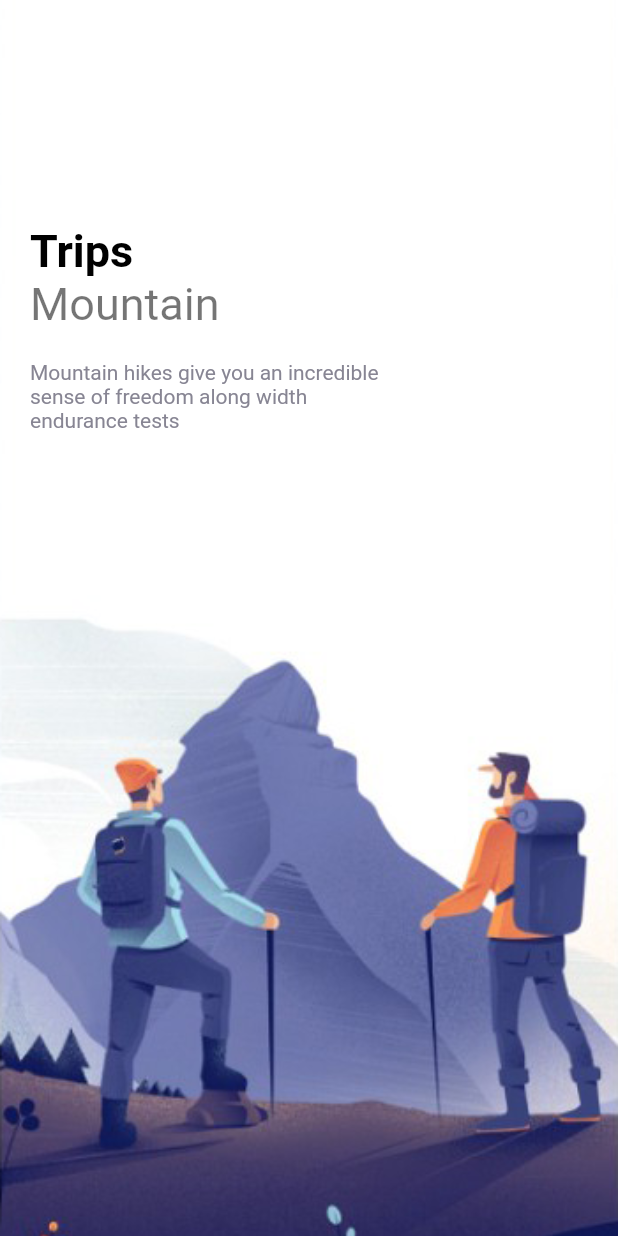
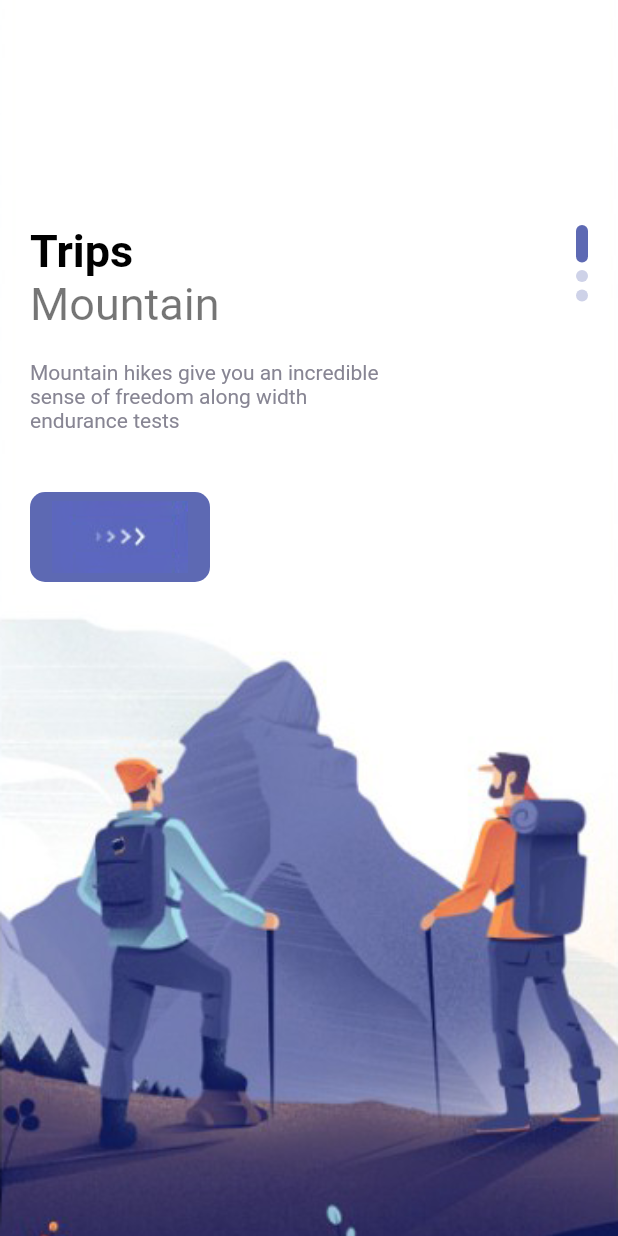
Before and after one commit to dev-Pedrod/Flutter-App, a Flutter app: the screen it shows after launch, on a phone screen of 412 x 824 dp. Run offline on Flutter 3.47's test engine with Material 2 defaults, Android fonts, the phone set to English and light mode, and no system bars.

Commit message:
feat(Pages): Finishing the welcome page

```diff
--- a/lib/pages/welcome_page.dart
+++ b/lib/pages/welcome_page.dart
@@ -1,7 +1,13 @@
+// libs
 import 'package:flutter/material.dart';
+
+// colors
 import 'package:flutter_app/misc/colors.dart';
+
+// widgets
 import 'package:flutter_app/widgets/app_large_text.dart';
 import 'package:flutter_app/widgets/app_text.dart';
+import 'package:flutter_app/widgets/responsive_button.dart';
 
 class WelcomePage extends StatefulWidget {
   const WelcomePage({super.key});
@@ -23,40 +29,60 @@ class _WelcomePageState extends State<WelcomePage> {
       body: PageView.builder(
           scrollDirection: Axis.vertical,
           itemCount: images.length,
-        itemBuilder: (_, index){
+          itemBuilder: (_, index) {
             return Container(
               width: double.maxFinite,
               height: double.maxFinite,
               decoration: BoxDecoration(
                 image: DecorationImage(
-                image: AssetImage(
-                  "img/${images[index]}"
-                ),
-                fit: BoxFit.cover
-              ),
+                    image: AssetImage("img/${images[index]}"),
+                    fit: BoxFit.cover),
               ),
               child: Container(
                 margin: const EdgeInsets.only(top: 150, left: 20, right: 20),
                 child: Row(
+                    mainAxisAlignment: MainAxisAlignment.spaceBetween,
                     children: [
                       Column(
                         crossAxisAlignment: CrossAxisAlignment.start,
                         children: [
                           AppLargeText(text: "Trips"),
-                      AppText(text: "Mountain", size: 30,),
-                      const SizedBox(
-                        height: 20,
+                          AppText(
+                            text: "Mountain",
+                            size: 30,
                           ),
+                          const SizedBox(height: 20),
                           SizedBox(
                             width: 250,
                             child: AppText(
-                          text: "Mountain hikes give you an incredible sense of freedom along width endurance tests",
+                              text:
+                                  "Mountain hikes give you an incredible sense of freedom along width endurance tests",
                               color: AppColors.textColor2,
                               size: 14,
                             ),
+                          ),
+                          const SizedBox(height: 40),
+                          ResponsiveButton(
+                            width: 120,
                           )
                         ],
-                  )]),
+                      ),
+                      Column(
+                        children: List.generate(3, (indexDots) {
+                          return Container(
+                            margin: const EdgeInsets.only(bottom: 5),
+                            width: 8,
+                            height: index == indexDots ? 25 : 8,
+                            decoration: BoxDecoration(
+                              borderRadius: BorderRadius.circular(8),
+                              color: index == indexDots
+                                  ? AppColors.mainColor
+                                  : AppColors.mainColor.withOpacity(0.3),
+                            ),
+                          );
+                        }),
+                      )
+                    ]),
               ),
             );
           }),
--- a/lib/widgets/responsive_button.dart
+++ b/lib/widgets/responsive_button.dart
@@ -1,6 +1,6 @@
+// ignore_for_file: must_be_immutable
+
 import 'package:flutter/cupertino.dart';
-import 'package:flutter/src/widgets/container.dart';
-import 'package:flutter/src/widgets/framework.dart';
 import 'package:flutter_app/misc/colors.dart';
 
 class ResponsiveButton extends StatelessWidget {
```
Lines whose indentation alone changed are shown as unchanged.
